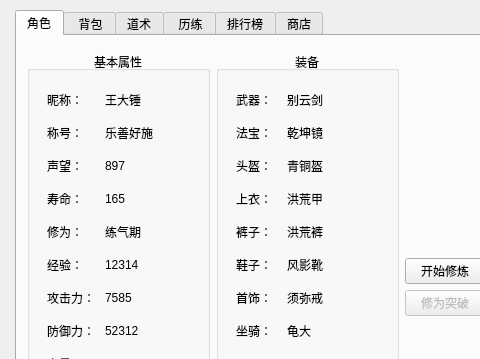
Above: modules/ui/mainui.ui from Huu-Yuu/DeskXiuxian before the change; both pictures show x 0 to 480 and y 0 to 359 of the 722 by 880 pixel window. Below: the same form after it.
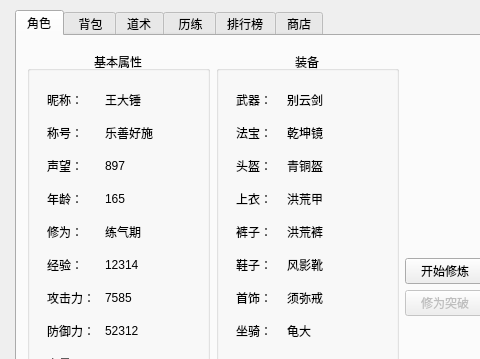
That is the form after the change. Icons and pictures are not drawn.

Commit message: chore(logger,ui): 1.注释掉记录器构造函数中的moveToThread行 2.更改ui标签文本 "寿命：" to "年龄："

```diff
--- a/modules/ui/mainui.ui
+++ b/modules/ui/mainui.ui
@@ -145,7 +145,7 @@
                 <item row="3" column="0">
                  <widget class="QLabel" name="label_27">
                   <property name="text">
-                   <string>寿命：</string>
+                   <string>年龄：</string>
                   </property>
                  </widget>
                 </item>
```
The commit also changes 1 other file.
